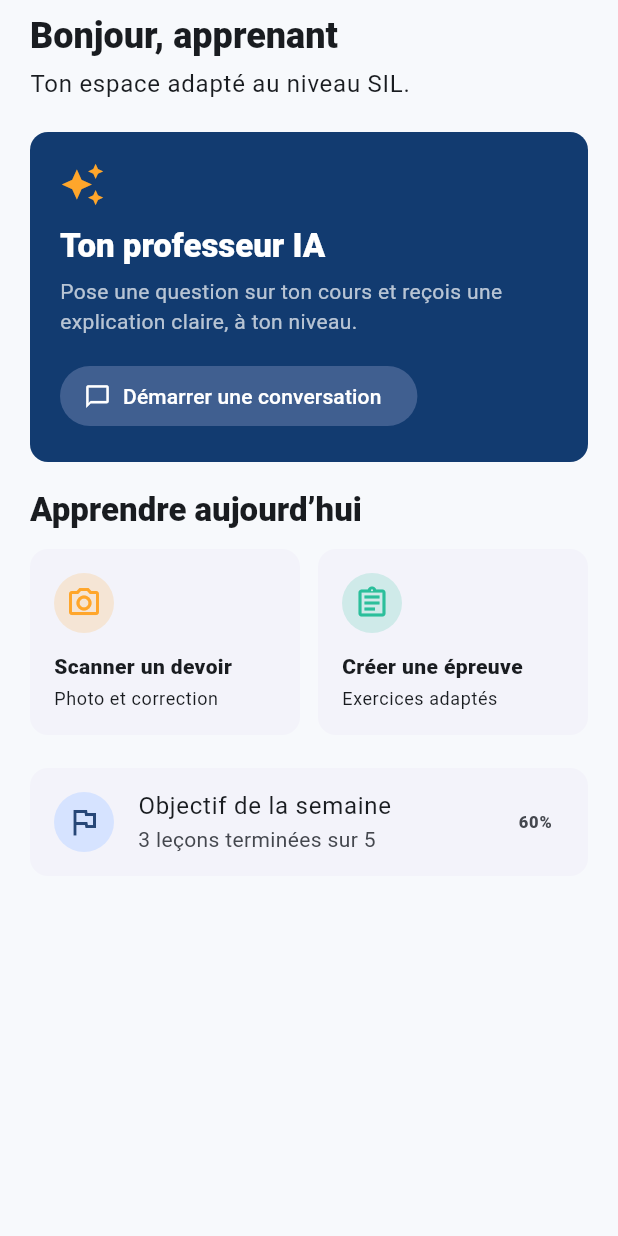
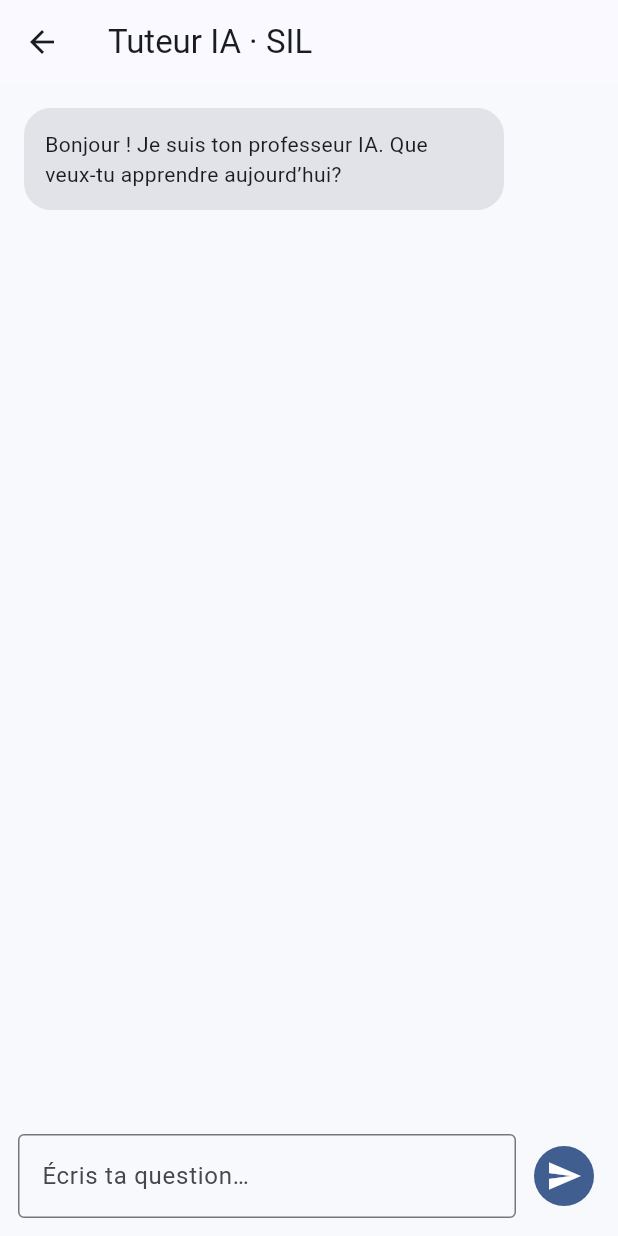
Before and after one commit to alexchep47-gif/CmrSchoolAI, a Flutter app: the _HomeContent widget shown alone on an empty page, opened directly with sample values from the repository, after a tap on "Démarrer une conversation", on a phone screen of 412 x 824 dp. Run offline on Flutter 3.47's test engine with Material 3 defaults, Android fonts, the phone set to English and light mode, and no system bars; our stand-ins replace flutter_riverpod, flutter_secure_storage; accounts and stored records are empty.

Commit message:
Install Flutter foundation and expand app workflows

```diff
--- /dev/null
+++ b/lib/features/chat_tutor/chat_page.dart
@@ -0,0 +1,93 @@
+import 'package:flutter/material.dart';
+
+import '../../core/levels/level_model.dart';
+
+class ChatPage extends StatefulWidget {
+  const ChatPage({super.key, required this.level});
+  final SchoolLevel level;
+
+  @override
+  State<ChatPage> createState() => _ChatPageState();
+}
+
+class _ChatPageState extends State<ChatPage> {
+  final controller = TextEditingController();
+  final messages = <String>[
+    'Bonjour ! Je suis ton professeur IA. Que veux-tu apprendre aujourd’hui?',
+  ];
+
+  @override
+  void dispose() {
+    controller.dispose();
+    super.dispose();
+  }
+
+  void send() {
+    final text = controller.text.trim();
+    if (text.isEmpty) return;
+    setState(() {
+      messages.add(text);
+      messages.add(
+        'Je vais t’expliquer cela avec des mots adaptés à ${widget.level.label}.',
+      );
+      controller.clear();
+    });
+  }
+
+  @override
+  Widget build(BuildContext context) {
+    return Scaffold(
+      appBar: AppBar(title: Text('Tuteur IA · ${widget.level.label}')),
+      body: Column(
+        children: [
+          Expanded(
+            child: ListView.builder(
+              padding: const EdgeInsets.all(16),
+              itemCount: messages.length,
+              itemBuilder: (_, index) {
+                final isTutor = index.isEven;
+                return Align(
+                  alignment: isTutor ? Alignment.centerLeft : Alignment.centerRight,
+                  child: Container(
+                    margin: const EdgeInsets.only(bottom: 12),
+                    padding: const EdgeInsets.all(14),
+                    constraints: const BoxConstraints(maxWidth: 320),
+                    decoration: BoxDecoration(
+                      color: isTutor
+                          ? Theme.of(context).colorScheme.surfaceContainerHighest
+                          : Theme.of(context).colorScheme.primary,
+                      borderRadius: BorderRadius.circular(18),
+                    ),
+                    child: Text(
+                      messages[index],
+                      style: TextStyle(color: isTutor ? null : Colors.white),
+                    ),
+                  ),
+                );
+              },
+            ),
+          ),
+          SafeArea(
+            child: Padding(
+              padding: const EdgeInsets.fromLTRB(12, 6, 12, 12),
+              child: Row(
+                children: [
+                  Expanded(
+                    child: TextField(
+                      controller: controller,
+                      textInputAction: TextInputAction.send,
+                      onSubmitted: (_) => send(),
+                      decoration: const InputDecoration(hintText: 'Écris ta question…'),
+                    ),
+                  ),
+                  const SizedBox(width: 8),
+                  IconButton.filled(onPressed: send, icon: const Icon(Icons.send)),
+                ],
+              ),
+            ),
+          ),
+        ],
+      ),
+    );
+  }
+}
--- a/lib/features/dashboard_progress/dashboard_page.dart
+++ b/lib/features/dashboard_progress/dashboard_page.dart
@@ -2,6 +2,8 @@ import 'package:flutter/material.dart';
 
 import '../../core/levels/level_model.dart';
 import '../../core/theme/app_theme.dart';
+import '../chat_tutor/chat_page.dart';
+import '../exam_generator/exam_generator_page.dart';
 
 class DashboardPage extends StatefulWidget {
   const DashboardPage({super.key, required this.level});
@@ -73,7 +75,7 @@ class _HomeContent extends StatelessWidget {
               const SizedBox(height: 6),
               const Text('Pose une question sur ton cours et reçois une explication claire, à ton niveau.', style: TextStyle(color: Colors.white70)),
               const SizedBox(height: 16),
-              FilledButton.icon(onPressed: () {}, icon: const Icon(Icons.chat_bubble_outline), label: const Text('Démarrer une conversation')),
+              FilledButton.icon(onPressed: () => Navigator.of(context).push(MaterialPageRoute(builder: (_) => ChatPage(level: level))), icon: const Icon(Icons.chat_bubble_outline), label: const Text('Démarrer une conversation')),
             ]),
           ),
         ),
@@ -83,7 +85,7 @@ class _HomeContent extends StatelessWidget {
         Row(children: [
           Expanded(child: _ActionCard(icon: Icons.camera_alt_outlined, title: 'Scanner un devoir', subtitle: 'Photo et correction', color: AppTheme.orange)),
           const SizedBox(width: 12),
-          Expanded(child: _ActionCard(icon: Icons.assignment_outlined, title: 'Créer une épreuve', subtitle: 'Exercices adaptés', color: AppTheme.mint)),
+          Expanded(child: InkWell(onTap: () => Navigator.of(context).push(MaterialPageRoute(builder: (_) => ExamGeneratorPage(level: level))), borderRadius: BorderRadius.circular(12), child: _ActionCard(icon: Icons.assignment_outlined, title: 'Créer une épreuve', subtitle: 'Exercices adaptés', color: AppTheme.mint))),
         ]),
         const SizedBox(height: 22),
         Card(child: ListTile(leading: const CircleAvatar(child: Icon(Icons.flag_outlined)), title: const Text('Objectif de la semaine'), subtitle: const Text('3 leçons terminées sur 5'), trailing: const Text('60%', style: TextStyle(fontWeight: FontWeight.w800)))),
@@ -100,7 +102,23 @@ class _ActionCard extends StatelessWidget {
   final Color color;
 
   @override
-  Widget build(BuildContext context) => Card(child: Padding(padding: const EdgeInsets.all(16), child: Column(crossAxisAlignment: CrossAxisAlignment.start, children: [CircleAvatar(backgroundColor: color.withValues(alpha: .18), child: Icon(icon, color: color)), const SizedBox(height: 12), Text(title, style: const TextStyle(fontWeight: FontWeight.w800)), const SizedBox(height: 4), Text(subtitle, style: Theme.of(context).textTheme.bodySmall)]));
+  Widget build(BuildContext context) {
+    return Card(
+      child: Padding(
+        padding: const EdgeInsets.all(16),
+        child: Column(
+          crossAxisAlignment: CrossAxisAlignment.start,
+          children: [
+            CircleAvatar(backgroundColor: color.withValues(alpha: .18), child: Icon(icon, color: color)),
+            const SizedBox(height: 12),
+            Text(title, style: const TextStyle(fontWeight: FontWeight.w800)),
+            const SizedBox(height: 4),
+            Text(subtitle, style: Theme.of(context).textTheme.bodySmall),
+          ],
+        ),
+      ),
+    );
+  }
 }
 
 class _LibraryContent extends StatelessWidget {
--- a/lib/features/onboarding_level/onboarding_page.dart
+++ b/lib/features/onboarding_level/onboarding_page.dart
@@ -36,7 +36,7 @@ class _OnboardingPageState extends State<OnboardingPage> {
                 GridView.builder(
                   shrinkWrap: true,
                   physics: const NeverScrollableScrollPhysics(),
-                  gridDelegate: const SliverGridDelegateWithMaxCrossAxisExtent(maxCrossAxisExtent: 180, mainAxisExtent: 98, crossAxisSpacing: 12, mainAxisSpacing: 12),
+                  gridDelegate: const SliverGridDelegateWithMaxCrossAxisExtent(maxCrossAxisExtent: 180, mainAxisExtent: 108, crossAxisSpacing: 12, mainAxisSpacing: 12),
                   itemCount: schoolLevels.length,
                   itemBuilder: (context, index) {
                     final level = schoolLevels[index];
--- a/pubspec.yaml
+++ b/pubspec.yaml
@@ -15,7 +15,6 @@ dependencies:
   hive_flutter: ^1.1.0
   crypto: ^3.0.5
   local_auth: ^2.3.0
-  root_checker: ^1.0.0
   dio: ^5.7.0
 
 dev_dependencies:
```
Also changed, not shown: analysis_options.yaml (added, +38 -0 lines), lib/features/exam_generator/exam_generator_page.dart (added, +53 -0 lines), pubspec.lock (added), 125 other files.
